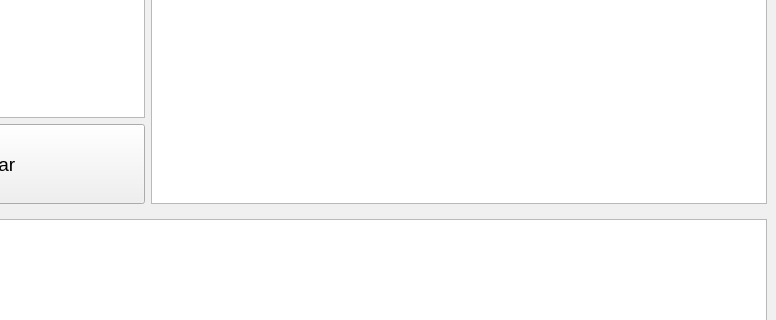
First picture: the form in src/main.ui, repository salaheddinek/html-auto-2columns, before the edit; both pictures show x 481 to 1257 and y 377 to 697 of the 1257 by 880 pixel window.
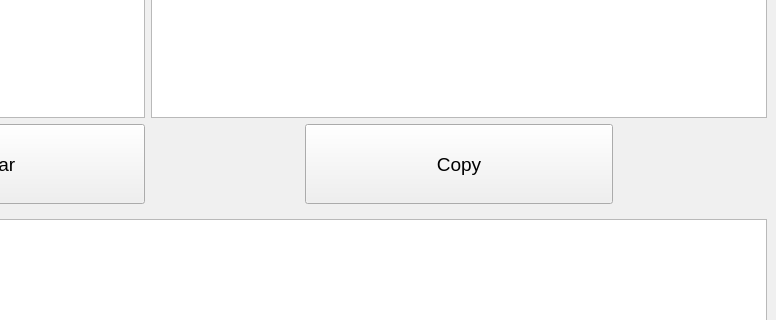
Second picture: the form after the edit.

```diff
--- a/src/main.ui
+++ b/src/main.ui
@@ -1102,6 +1102,72 @@
             </property>
            </widget>
           </item>
+          <item>
+           <widget class="QWidget" name="widget" native="true">
+            <property name="minimumSize">
+             <size>
+              <width>0</width>
+              <height>80</height>
+             </size>
+            </property>
+            <layout class="QGridLayout" name="gridLayout" columnstretch="1,2,1">
+             <property name="leftMargin">
+              <number>0</number>
+             </property>
+             <property name="topMargin">
+              <number>0</number>
+             </property>
+             <property name="rightMargin">
+              <number>0</number>
+             </property>
+             <property name="bottomMargin">
+              <number>0</number>
+             </property>
+             <property name="horizontalSpacing">
+              <number>0</number>
+             </property>
+             <item row="0" column="1">
+              <widget class="QPushButton" name="btn_copy">
+               <property name="sizePolicy">
+                <sizepolicy hsizetype="Minimum" vsizetype="Minimum">
+                 <horstretch>0</horstretch>
+                 <verstretch>0</verstretch>
+                </sizepolicy>
+               </property>
+               <property name="text">
+                <string>Copy</string>
+               </property>
+              </widget>
+             </item>
+             <item row="0" column="0">
+              <spacer name="horizontalSpacer_3">
+               <property name="orientation">
+                <enum>Qt::Horizontal</enum>
+               </property>
+               <property name="sizeHint" stdset="0">
+                <size>
+                 <width>40</width>
+                 <height>20</height>
+                </size>
+               </property>
+              </spacer>
+             </item>
+             <item row="0" column="2">
+              <spacer name="horizontalSpacer_4">
+               <property name="orientation">
+                <enum>Qt::Horizontal</enum>
+               </property>
+               <property name="sizeHint" stdset="0">
+                <size>
+                 <width>40</width>
+                 <height>20</height>
+                </size>
+               </property>
+              </spacer>
+             </item>
+            </layout>
+           </widget>
+          </item>
          </layout>
         </widget>
        </item>
```
